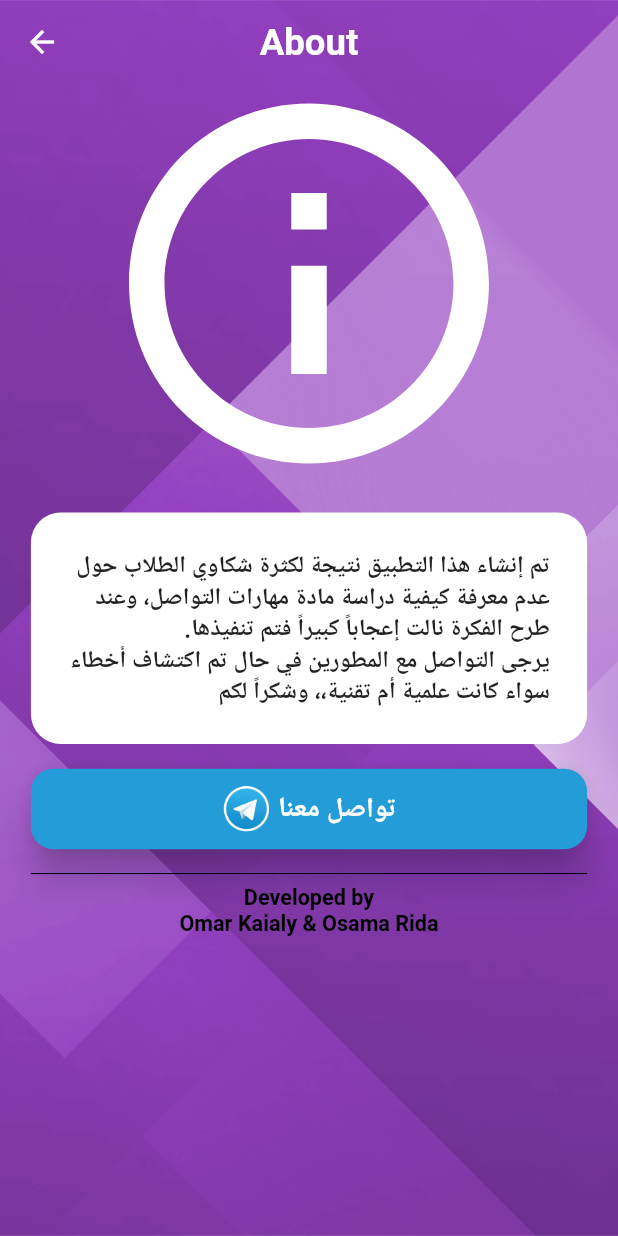
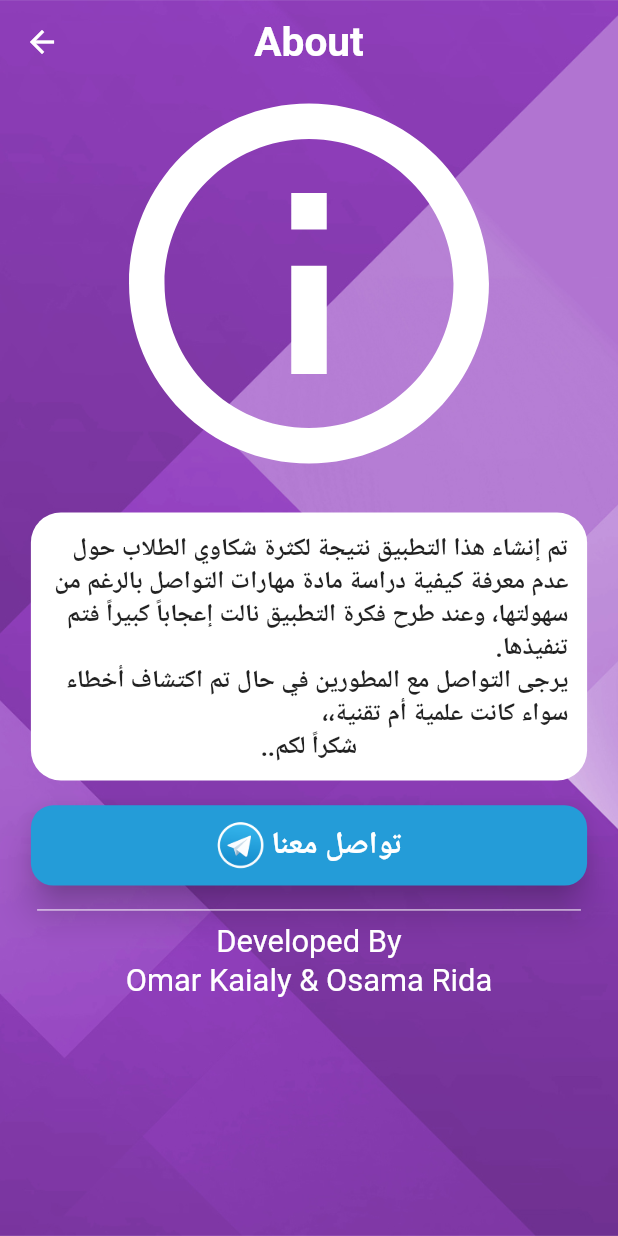
Before and after one commit to saleem1333/C-Skills, a Flutter app: the screen it shows after launch, after a tap on the "info" icon, on a phone screen of 412 x 824 dp. Run offline on Flutter 3.47's test engine with Material 2 defaults, Android fonts, the phone set to English and light mode, and no system bars; our stand-ins replace audioplayers, circular_countdown_timer, flutter_screenutil, fluttertoast, page_transition, share and 3 more; missing offline and left inert: advance_pdf_viewer, shared_preferences_web; Roboto replaces fonts that are missing (AkayaKanadaka).

Commit message:
last touch

```diff
--- a/lib/Pages/Results.dart
+++ b/lib/Pages/Results.dart
@@ -1,8 +1,8 @@
-import 'package:cs/Pages/QuizPage.dart';
+import 'package:share/share.dart';
 import 'package:flutter/material.dart';
+import 'package:page_transition/page_transition.dart';
 import 'package:flutter_screenutil/flutter_screenutil.dart';
-import 'package:page_transition/page_transition.dart';
-import 'package:share/share.dart';
+
 import 'Home.dart';
 
 // ignore: must_be_immutable
--- a/lib/Pages/about.dart
+++ b/lib/Pages/about.dart
@@ -1,6 +1,6 @@
 import 'package:flutter/material.dart';
+import 'package:url_launcher/url_launcher.dart';
 import 'package:flutter_screenutil/flutter_screenutil.dart';
-import 'package:url_launcher/url_launcher.dart';
 
 class AboutPage extends StatelessWidget {
   AboutPage.without(Key key);
@@ -11,9 +11,6 @@ class AboutPage extends StatelessWidget {
 
   static const telegramAccount = 'https://t.me/Cskills_bot';
 
-  void _launchURL() => launch(
-        telegramAccount,
-      );
   @override
   Widget build(BuildContext context) {
     return SafeArea(
@@ -26,7 +23,7 @@ class AboutPage extends StatelessWidget {
             'About',
             style: TextStyle(
               fontWeight: FontWeight.bold,
-              fontSize: 45.sp,
+              fontSize: 50.sp,
             ),
           ),
           centerTitle: true,
@@ -59,18 +56,32 @@ class AboutPage extends StatelessWidget {
                   ),
                   width: double.infinity,
                   child: Padding(
-                    padding: EdgeInsets.all(0.03.sh),
-                    child: Text(
+                    padding: EdgeInsets.all(0.015.sh),
+                    child: Column(
+                      mainAxisAlignment: MainAxisAlignment.start,
+                      children: [
+                        Text(
                           'تم إنشاء هذا التطبيق نتيجة لكثرة شكاوي الطلاب حول ' +
-                          ' عدم معرفة كيفية دراسة مادة مهارات التواصل، ' +
-                          'وعند طرح الفكرة نالت إعجاباً كبيراً فتم تنفيذها.\n' +
+                              ' عدم معرفة كيفية دراسة مادة مهارات التواصل بالرغم من سهولتها، ' +
+                              'وعند طرح فكرة التطبيق نالت إعجاباً كبيراً فتم تنفيذها.\n' +
                               'يرجى التواصل مع المطورين في حال تم اكتشاف أخطاء ' +
-                          'سواء كانت علمية أم تقنية،، وشكراً لكم',
+                              'سواء كانت علمية أم تقنية،،',
                           textDirection: TextDirection.rtl,
                           style: TextStyle(
-                        fontSize: 29.sp,
+                            fontSize: 0.02.sh,
                             fontWeight: FontWeight.bold,
                           ),
+                        ),
+                        Text(
+                          'شكراً لكم..',
+                          textDirection: TextDirection.rtl,
+                          textAlign: TextAlign.center,
+                          style: TextStyle(
+                            fontSize: 0.02.sh,
+                            fontWeight: FontWeight.bold,
+                          ),
+                        ),
+                      ],
                     ),
                   ),
                 ),
@@ -91,7 +102,7 @@ class AboutPage extends StatelessWidget {
                     borderRadius: BorderRadius.circular(15),
                   ),
                   onPressed: () {
-                    _launchURL();
+                    launch(telegramAccount);
                   },
                   child: Row(
                     mainAxisAlignment: MainAxisAlignment.center,
@@ -99,15 +110,15 @@ class AboutPage extends StatelessWidget {
                       CircleAvatar(
                         child: Image.asset('assets/images/telegram.png'),
                         backgroundColor: Colors.transparent,
-                        radius: 30.sp,
+                        radius: 0.02.sh,
                       ),
-                      SizedBox(width: 5),
+                      SizedBox(width: 0.01.sw),
                       Text(
                         'تواصل معنا',
                         textAlign: TextAlign.center,
                         style: TextStyle(
                           color: Colors.white,
-                          fontSize: 0.045.sw,
+                          fontSize: 0.025.sh,
                           fontWeight: FontWeight.bold,
                         ),
                       ),
@@ -116,21 +127,17 @@ class AboutPage extends StatelessWidget {
                 ),
               ),
               Padding(
-                padding: EdgeInsets.symmetric(
-                  horizontal: 0.05.sw,
-                  // vertical: 0.02.sw,
-                ),
-                child: Divider(
-                  color: Colors.black,
-                ),
+                padding: EdgeInsets.symmetric(horizontal: 0.06.sw),
+                child: Divider(color: Colors.white),
               ),
               Text(
-                'Developed by\nOmar Kaialy & Osama Rida',
+                'Developed By\nOmar Kaialy & Osama Rida',
                 textAlign: TextAlign.center,
                 style: TextStyle(
-                  color: Colors.black,
-                  fontSize: 0.035.sw,
-                  fontWeight: FontWeight.bold,
+                  fontSize: 0.025.sh,
+                  fontFamily: 'AkayaKanadaka',
+                  height: 1.25,
+                  color: Colors.white,
                 ),
               ),
             ],
--- a/lib/main.dart
+++ b/lib/main.dart
@@ -16,7 +16,7 @@ class MyApp extends StatelessWidget {
       designSize: Size(720, 1520),
       // designSize: Size(1080, 2340),
       builder: () => MaterialApp(
-        title: 'C-skills',
+        title: 'C-Skills',
         debugShowCheckedModeBanner: false,
         home: Splash(),
       ),
```
Also changed, not shown: lib/Data/QuizBrain.dart (+24 -7 lines), lib/Pages/Home.dart (+18 -8 lines), lib/Pages/PDFPage.dart (+7 -8 lines), lib/Pages/QuizPage.dart (+33 -26 lines), lib/Pages/Ready.dart (+22 -53 lines). Lines whose indentation alone changed are shown as unchanged.
